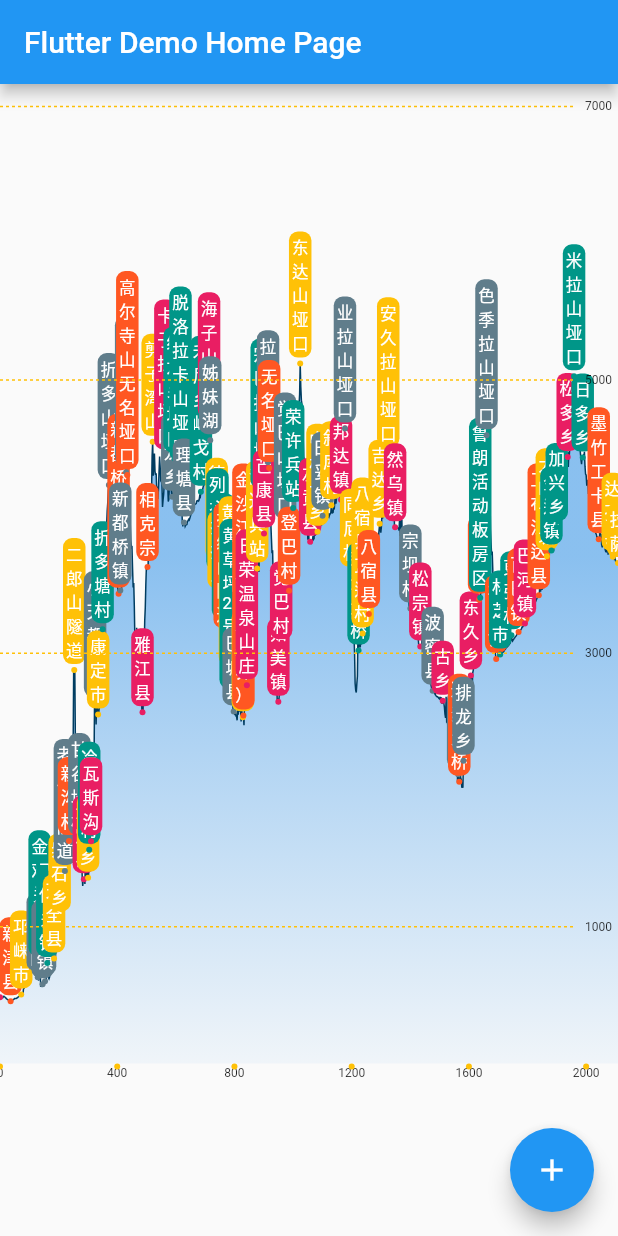
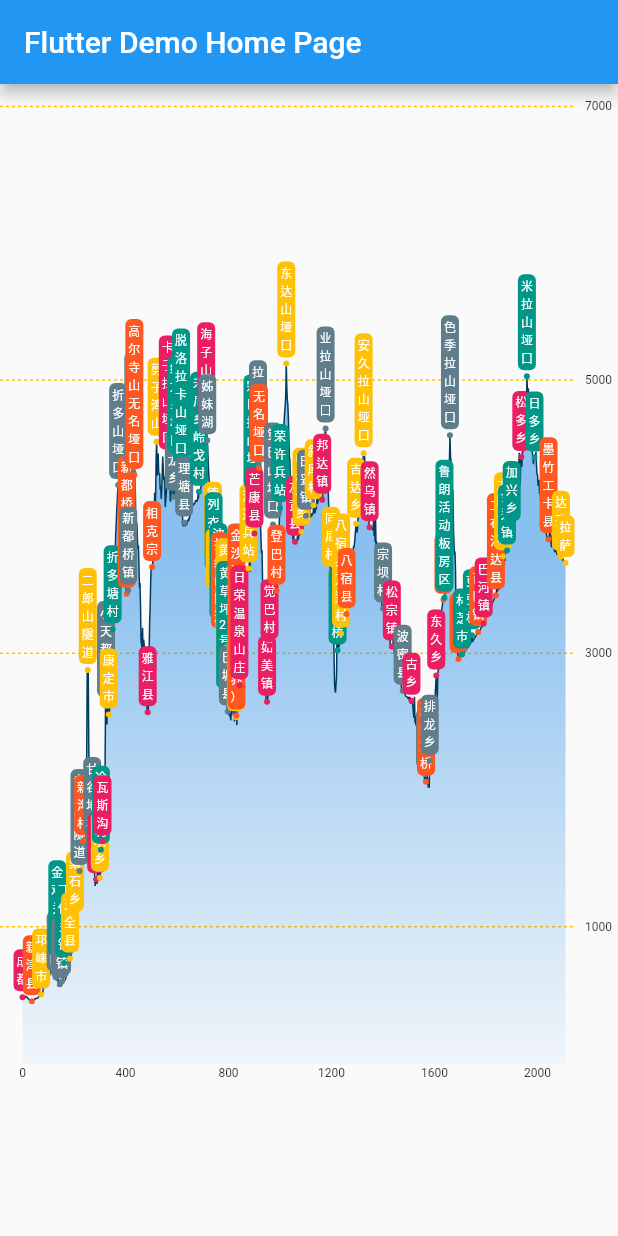
Before and after one commit to WosLovesLife/flutter_altitude_graph, a Flutter app: the screen it shows after launch, on a phone screen of 412 x 824 dp. Run offline on Flutter 3.47's test engine with Material 2 defaults, Android fonts, the phone set to English and light mode, and no system bars.

Commit message:
优化显示效果, 添加注释

```diff
--- a/lib/main.dart
+++ b/lib/main.dart
@@ -72,11 +72,11 @@ class _MyHomePageState extends State<MyHomePage> {
         title: new Text(widget.title),
       ),
       body: ElevationGraphView(),
-      floatingActionButton: new FloatingActionButton(
-        onPressed: _incrementCounter,
-        tooltip: 'Increment',
-        child: new Icon(Icons.add),
-      ), // This trailing comma makes auto-formatting nicer for build methods.
+//      floatingActionButton: new FloatingActionButton(
+//        onPressed: _incrementCounter,
+//        tooltip: 'Increment',
+//        child: new Icon(Icons.add),
+//      ), // This trailing comma makes auto-formatting nicer for build methods.
     );
   }
 }
```
Also changed, not shown: lib/elevation_graph.dart (+27 -16 lines).
